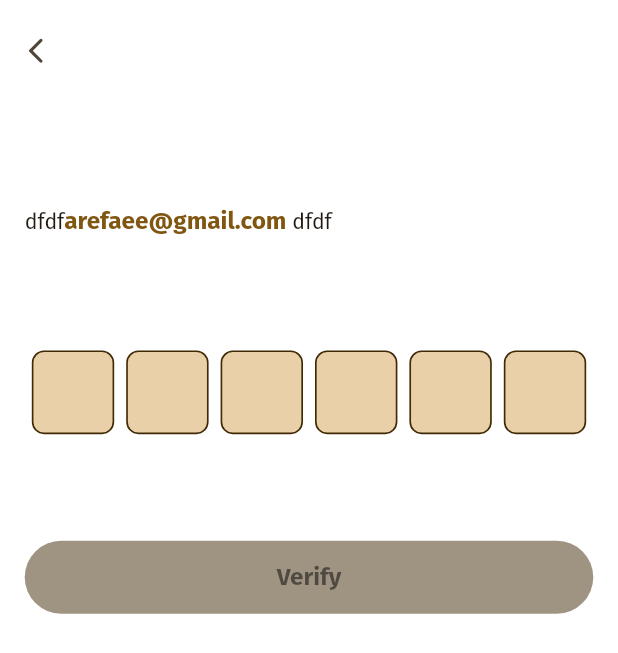
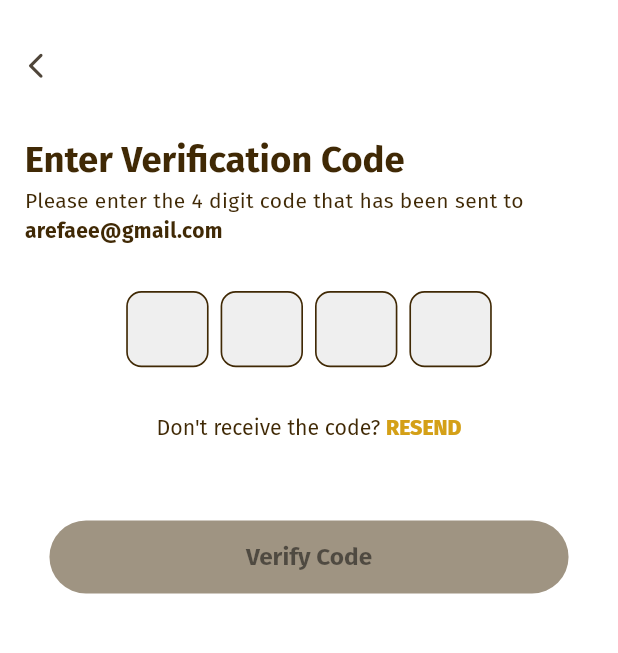
Before and after one commit to AhmedRefaee/Circles, a Flutter app: the EmailVerificationScreen screen opened directly, on a phone screen of 412 x 824 dp. Shown: the top 653 px of the screen. Run offline on Flutter 3.47's test engine with Material 3 defaults, Android fonts, the phone set to English and light mode, and no system bars; drawn by our look-alikes of pinput; our stand-ins replace bloc, flutter_bloc, flutter_screenutil, flutter_svg, hydrated_bloc; project files that could hold a hidden picture were left out.

Commit message:
feat: add email verification UI components, pinput and integrate code length constant

```diff
--- a/lib/core/config/themes/app_colors.dart
+++ b/lib/core/config/themes/app_colors.dart
@@ -26,6 +26,7 @@ static const Color dCirclesGray = Color(0xFF555555);
 
 static const Color dCirclesPrimary= Color(0xFF402905);
 static const Color dCirclesSecondary = Color(0xFFEAD0A8);
+static const Color dCircleaccent = Color.fromARGB(255, 243, 209, 122);
 static const Color dCirclesSuccess = Color(0xFF2AA952);
 static const Color dCirclesError = Color(0xFFDB3022);
 
--- /dev/null
+++ b/lib/core/consts/random_consts.dart
@@ -0,0 +1,3 @@
+class RandomConsts {
+  static const int codeLength = 4;
+}
--- a/lib/features/auth/email_verification/presentation/view/email_verification_screen.dart
+++ b/lib/features/auth/email_verification/presentation/view/email_verification_screen.dart
@@ -1,119 +1,81 @@
 import 'package:circles/core/config/themes/app_text_styles.dart';
 import 'package:circles/core/utils/elements/back_arrow_button.dart';
 import 'package:circles/features/auth/email_verification/presentation/view/widgets/email_verification_form.dart';
+import 'package:circles/features/auth/email_verification/presentation/view/widgets/resend_button.dart';
 import 'package:circles/features/auth/email_verification/presentation/view/widgets/verify_button.dart';
 import 'package:circles/features/auth/email_verification/presentation/view_model/email_verification_cubit/email_verification_cubit.dart';
-import 'package:circles/features/auth/new_password/presentation/views/new_password_page.dart';
 import 'package:flutter/material.dart';
 import 'package:flutter_bloc/flutter_bloc.dart';
 import 'package:flutter_screenutil/flutter_screenutil.dart';
 
-
-class EmailVerificationScreen extends StatefulWidget {
+class EmailVerificationScreen extends StatelessWidget {
   const EmailVerificationScreen({super.key});
-
-  @override
-  State<EmailVerificationScreen> createState() =>
-      _EmailVerificationScreenState();
-}
-
-class _EmailVerificationScreenState extends State<EmailVerificationScreen> {
-  static const double _verticalPadding = 10;
-  static const double _backButtonSpacing = 25;
-  static const double _formSpacing = 75;
-  static const double _buttonSpacing = 70;
-  static const double _horizontalPadding = 15;
 
   @override
   Widget build(BuildContext context) {
     return BlocProvider(
-      create: (context) => EmailVerificationCubit(),
-      child: BlocListener<EmailVerificationCubit, EmailVerificationState>(
-        listener: (context, state) {
-          if (state is EmailVerificationSuccess) {
-            Navigator.push(
-              context,
-              MaterialPageRoute(
-                builder: (context) => const NewPasswordPage(email: '',),
-              ),
-            );
-          }
-        },
+      create: (_) => EmailVerificationCubit(),
+      child: GestureDetector(
+        onTap: () => FocusScope.of(context).unfocus(),
         child: Scaffold(
           resizeToAvoidBottomInset: false,
-          body: SafeArea(child: _buildMainContent()),
+          body: SafeArea(
+            child: SingleChildScrollView(
+              child: SizedBox(
+                width: double.infinity,
+                child: Column(
+                  crossAxisAlignment: CrossAxisAlignment.start,
+                  children: [
+                    SizedBox(height: 20.h),
+                    BackArrowButton(),
+                    SizedBox(height: 20.h),
+                    Padding(
+                      padding: EdgeInsets.only(left: 15.w),
+                      child: Text(
+                        "Enter Verification Code",
+                        style: AppTextStyles.headline2,
+                        overflow: TextOverflow.ellipsis,
+                        maxLines: 21,
+                      ),
+                    ),
+                    Padding(
+                      padding: EdgeInsets.symmetric(horizontal: 15.w),
+                      child: RichText(
+                        text: TextSpan(
+                          style: Theme.of(
+                            context,
+                          ).textTheme.bodyMedium, // Use theme style
+                          children: [
+                            const TextSpan(
+                              text:
+                                  'Please enter the 4 digit code that has been sent to  ',
+                            ),
+                            TextSpan(
+                              text: "arefaee@gmail.com",
+                              style: Theme.of(context).textTheme.bodyMedium
+                                  ?.copyWith(
+                                    fontWeight: FontWeight
+                                        .bold, // Add emphasis if needed
+                                  ),
+                            ),
+                          ],
+                        ),
+                      ),
+                    ),
+
+                    Center(child: EmailVerificationForm()),
+                    ResendButton(),
+                    Padding(
+                      padding: EdgeInsetsGeometry.symmetric(horizontal: 30.w),
+                      child: const VerifyButton(),
+                    ),
+                  ],
+                ),
+              ),
+            ),
+          ),
         ),
       ),
     );
   }
-
-  Widget _buildMainContent() {
-    return Padding(
-      padding: EdgeInsets.symmetric(vertical: _verticalPadding.h),
-      child: Column(
-        crossAxisAlignment: CrossAxisAlignment.start,
-        children: [
-          _buildHeader(),
-          SizedBox(height: _formSpacing.h),
-          _buildForm(),
-          SizedBox(height: _buttonSpacing.h),
-          _buildVerifyButton(),
-        ],
-      ),
-    );
-  }
-
-  Widget _buildHeader() {
-    return Column(
-      crossAxisAlignment: CrossAxisAlignment.start,
-      children: [
-        const BackArrowButton(),
-        SizedBox(height: _backButtonSpacing.h),
-        _buildTitle(),
-        _buildDescription(),
-      ],
-    );
-  }
-
-  Widget _buildTitle() {
-    return Padding(
-      padding: EdgeInsets.symmetric(horizontal: _horizontalPadding.w),
-      child: Text('', style: AppTextStyles.headline1),
-    );
-  }
-
-  Widget _buildDescription() {
-    return Padding(
-      padding: EdgeInsets.symmetric(horizontal: _horizontalPadding.w),
-      child: RichText(
-        text: TextSpan(
-          style: AppTextStyles.fourteen.copyWith(
-            color: Theme.of(context).colorScheme.onSurface,
-          ),
-          children: [
-            TextSpan(text: 'dfdf'),
-            TextSpan(
-              text: "arefaee@gmail.com ",
-              style: AppTextStyles.regular.copyWith(
-                fontWeight: FontWeight.bold,
-                color: Theme.of(context).colorScheme.primary,
-              ),
-            ),
-            TextSpan(text: 'dfdf'),
-          ],
-        ),
-      ),
-    );
-  }
-
-  Widget _buildForm() {
-    return const Center(child: EmailVerificationForm());
-  }
-
-  Widget _buildVerifyButton() {
-    return Padding(
-      padding: EdgeInsets.symmetric(horizontal: _horizontalPadding.w),
-      child: const VerifyButton(),
-    );
-  }
 }
--- a/lib/features/auth/email_verification/presentation/view/widgets/email_verification_form.dart
+++ b/lib/features/auth/email_verification/presentation/view/widgets/email_verification_form.dart
@@ -1,4 +1,4 @@
-
+import 'package:circles/core/consts/random_consts.dart';
 import 'package:circles/features/auth/email_verification/presentation/view/widgets/email_verification_text_field.dart';
 import 'package:circles/features/auth/email_verification/presentation/view_model/email_verification_cubit/email_verification_cubit.dart';
 import 'package:flutter/material.dart';
@@ -13,19 +13,21 @@ class EmailVerificationForm extends StatelessWidget {
 
     return BlocBuilder<EmailVerificationCubit, EmailVerificationState>(
       buildWhen: (previous, current) {
-        if (previous is EmailVerificationValidation && current is EmailVerificationValidation) {
+        if (previous is EmailVerificationValidation &&
+            current is EmailVerificationValidation) {
           return previous.verificationCode != current.verificationCode ||
-                 previous.isCodeValid != current.isCodeValid;
+              previous.isCodeValid != current.isCodeValid;
         }
         return current is EmailVerificationValidation;
       },
       builder: (context, state) {
-        final hasError = state is EmailVerificationValidation &&
-                        state.verificationCode.isNotEmpty &&
-                        !state.isCodeValid;
+        final hasError =
+            state is EmailVerificationValidation &&
+            state.verificationCode.isNotEmpty &&
+            !state.isCodeValid;
 
         return EmailVerificationTextField(
-          codeLength: 6,
+          codeLength: RandomConsts.codeLength,
           hasError: hasError,
           onCodeComplete: cubit.updateVerificationCode,
           onCodeChanged: cubit.updateVerificationCode,
--- a/lib/features/auth/email_verification/presentation/view/widgets/email_verification_text_field.dart
+++ b/lib/features/auth/email_verification/presentation/view/widgets/email_verification_text_field.dart
@@ -1,6 +1,7 @@
 import 'package:circles/core/config/themes/app_colors.dart';
 import 'package:circles/core/config/themes/app_text_styles.dart';
 import 'package:circles/core/config/themes/theme_extensions/theme_extenstions.dart';
+import 'package:circles/core/consts/random_consts.dart';
 import 'package:flutter/material.dart';
 import 'package:flutter_screenutil/flutter_screenutil.dart';
 import 'package:pinput/pinput.dart';
@@ -14,7 +15,7 @@ class EmailVerificationTextField extends StatefulWidget {
 
   const EmailVerificationTextField({
     super.key,
-    this.codeLength = 6,
+    this.codeLength = RandomConsts.codeLength,
     this.onCodeComplete,
     this.onCodeChanged,
     this.verificationController,
@@ -64,17 +65,17 @@ class _EmailVerificationTextFieldState
   PinTheme _buildPinTheme(BuildContext context) {
     return PinTheme(
       width: 50.w,
-      height: 55.h,
+      height: 50.h,
       textStyle: AppTextStyles.regular,
       decoration: BoxDecoration(
         color: Theme.of(context).brightness == Brightness.light
-            ? AppColors.lCirclesSecondary
-            : AppColors.dCirclesSecondary,
-        borderRadius: BorderRadius.circular(8.r),
+            ? AppColors.lCirclesGray.withAlpha(50)
+            : AppColors.dCirclesGray,
+        borderRadius: BorderRadius.circular(10.r),
         border: Border.all(
           color: Theme.of(context).brightness == Brightness.light
               ? AppColors.lCirclesPrimary
-              : AppColors.dCirclesPrimary,
+              : AppColors.lCirclesGray,
           width: 1.w,
         ),
       ),
@@ -86,7 +87,7 @@ class _EmailVerificationTextFieldState
     final defaultTheme = _buildPinTheme(context);
 
     return Padding(
-      padding: EdgeInsets.symmetric(horizontal: 15.w),
+      padding: EdgeInsets.symmetric(horizontal: 30.w, vertical: 30.h),
       child: Form(
         key: _formKey,
         child: Directionality(
@@ -103,24 +104,35 @@ class _EmailVerificationTextFieldState
             textInputAction: TextInputAction.done,
             onCompleted: _handleSubmission,
             onChanged: _onChanged,
+
+            //// ON FOCUS
             focusedPinTheme: defaultTheme.copyWith(
               decoration: defaultTheme.decoration!.copyWith(
                 border: Border.all(
-                  color: widget.hasError
-                      ? context.colors.error
-                      : context.colors.primary,
+                  color: Theme.of(context).brightness == Brightness.light
+                      ? AppColors.lCirclesPrimary
+                      : AppColors.dCirclesonBackground,
                   width: 2.w,
                 ),
               ),
             ),
+
+            //// ON SUBMITTED
             submittedPinTheme: defaultTheme.copyWith(
               decoration: defaultTheme.decoration!.copyWith(
-                color: widget.hasError
-                    ? context.colors.error.withValues(alpha: 0.1)
-                    : context.colors.primary.withValues(alpha: 0.1),
-                border: Border.all(color: context.colors.primary, width: 1.w),
+                color: Theme.of(context).brightness == Brightness.light
+                    ? AppColors.lCirclesSecondary.withAlpha(150)
+                    : AppColors.dCirclesSecondary.withAlpha(150),
+                border: Border.all(
+                  color: Theme.of(context).brightness == Brightness.light
+                      ? AppColors.lCirclesPrimary
+                      : AppColors.dCirclesSecondary,
+                  width: 1.w,
+                ),
               ),
             ),
+
+            //// ON ERROR
             errorPinTheme: defaultTheme.copyWith(
               decoration: defaultTheme.decoration!.copyWith(
                 border: Border.all(color: context.colors.error, width: 2.w),
--- /dev/null
+++ b/lib/features/auth/email_verification/presentation/view/widgets/resend_button.dart
@@ -0,0 +1,34 @@
+import 'package:circles/core/config/themes/app_colors.dart';
+import 'package:circles/core/config/themes/app_text_styles.dart';
+import 'package:flutter/material.dart';
+import 'package:flutter_screenutil/flutter_screenutil.dart';
+
+class ResendButton extends StatelessWidget {
+  const ResendButton({super.key});
+
+  @override
+  Widget build(BuildContext context) {
+    return Padding(
+      padding: EdgeInsets.only(bottom: 50.h),
+      child: Row(
+        mainAxisAlignment: MainAxisAlignment.center,
+        children: [
+          Text("Don't receive the code? ", style: AppTextStyles.fourteen),
+
+          GestureDetector(
+            onTap: () {},
+            child: Text(
+              "RESEND",
+              style: AppTextStyles.fourteen.copyWith(
+                color: Theme.of(context).brightness == Brightness.light
+                    ? AppColors.lCircleaccent
+                    : AppColors.dCircleaccent,
+                fontWeight: FontWeight.w900,
+              ),
+            ),
+          ),
+        ],
+      ),
+    );
+  }
+}
--- a/lib/features/auth/email_verification/presentation/view/widgets/verify_button.dart
+++ b/lib/features/auth/email_verification/presentation/view/widgets/verify_button.dart
@@ -2,7 +2,6 @@ import 'package:circles/core/config/themes/app_text_styles.dart';
 import 'package:circles/features/auth/email_verification/presentation/view_model/email_verification_cubit/email_verification_cubit.dart';
 import 'package:flutter/material.dart';
 import 'package:flutter_bloc/flutter_bloc.dart';
-
 
 class VerifyButton extends StatelessWidget {
   const VerifyButton({super.key});
@@ -13,7 +12,8 @@ class VerifyButton extends StatelessWidget {
 
     return BlocBuilder<EmailVerificationCubit, EmailVerificationState>(
       buildWhen: (previous, current) {
-        if (previous is EmailVerificationValidation && current is EmailVerificationValidation) {
+        if (previous is EmailVerificationValidation &&
+            current is EmailVerificationValidation) {
           return previous.isFormValid != current.isFormValid;
         }
         return current is EmailVerificationValidation;
@@ -21,10 +21,7 @@ class VerifyButton extends StatelessWidget {
       builder: (context, state) {
         return ElevatedButton(
           onPressed: _isFormValid(state) ? cubit.verifyCode : null,
-          child: Text(
-            'Verify',
-            style: AppTextStyles.regular,
-          ),
+          child: Text('Verify Code', style: AppTextStyles.regular),
         );
       },
     );
--- a/lib/features/auth/email_verification/presentation/view_model/email_verification_cubit/email_verification_cubit.dart
+++ b/lib/features/auth/email_verification/presentation/view_model/email_verification_cubit/email_verification_cubit.dart
@@ -1,4 +1,5 @@
 import 'package:bloc/bloc.dart';
+import 'package:circles/core/consts/random_consts.dart';
 import 'package:meta/meta.dart';
 
 part 'email_verification_state.dart';
@@ -26,21 +27,24 @@ class EmailVerificationCubit extends Cubit<EmailVerificationState> {
       return;
     }
 
-    emit(EmailVerificationValidation(
-      verificationCode: _verificationCode,
-      isCodeValid: isCodeValid,
-      isFormValid: isFormValid,
-    ));
+    emit(
+      EmailVerificationValidation(
+        verificationCode: _verificationCode,
+        isCodeValid: isCodeValid,
+        isFormValid: isFormValid,
+      ),
+    );
   }
 
   bool _isCodeValid() {
-    return _verificationCode.length == 6 &&
-           _verificationCode.contains(RegExp(r'^[0-9]+$'));
+    return _verificationCode.length == RandomConsts.codeLength &&
+        _verificationCode.contains(RegExp(r'^[0-9]+$'));
   }
 
   Future<void> verifyCode() async {
     final currentState = state;
-    if (currentState is EmailVerificationValidation && currentState.isFormValid) {
+    if (currentState is EmailVerificationValidation &&
+        currentState.isFormValid) {
       emit(EmailVerificationLoading());
 
       // Simulate API call
```
